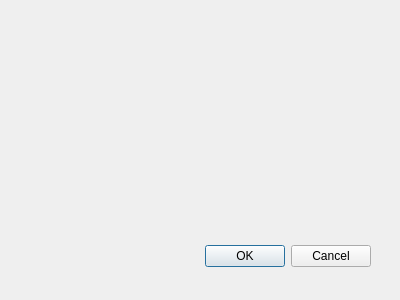
Old version of the form whoqoldialog.ui in the repository johanneslochmann/datacollector.
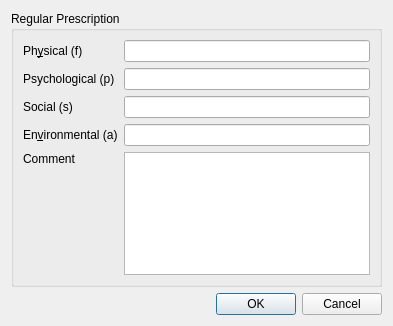
New version of the form.

The edit to the form file:
```diff
--- a/whoqoldialog.ui
+++ b/whoqoldialog.ui
@@ -8,29 +8,113 @@
    <rect>
     <x>0</x>
     <y>0</y>
-    <width>400</width>
-    <height>300</height>
+    <width>393</width>
+    <height>326</height>
    </rect>
   </property>
   <property name="windowTitle">
    <string>Dialog</string>
   </property>
-  <widget name="buttonBox" class="QDialogButtonBox">
-   <property name="geometry">
-    <rect>
-     <x>30</x>
-     <y>240</y>
-     <width>341</width>
-     <height>32</height>
-    </rect>
-   </property>
-   <property name="orientation">
-    <enum>Qt::Horizontal</enum>
-   </property>
-   <property name="standardButtons">
-    <set>QDialogButtonBox::Cancel|QDialogButtonBox::Ok</set>
-   </property>
-  </widget>
+  <layout class="QVBoxLayout" name="verticalLayout">
+   <item>
+    <widget class="QGroupBox" name="groupBox">
+     <property name="title">
+      <string>Regular Prescription</string>
+     </property>
+     <layout class="QGridLayout" name="gridLayout">
+      <item row="0" column="0">
+       <widget class="QLabel" name="label">
+        <property name="text">
+         <string>Ph&amp;ysical (f)</string>
+        </property>
+        <property name="buddy">
+         <cstring>physical</cstring>
+        </property>
+       </widget>
+      </item>
+      <item row="0" column="1">
+       <widget class="QLineEdit" name="physical"/>
+      </item>
+      <item row="1" column="0">
+       <widget class="QLabel" name="label_2">
+        <property name="text">
+         <string>Psychological (p)</string>
+        </property>
+        <property name="buddy">
+         <cstring>physical</cstring>
+        </property>
+       </widget>
+      </item>
+      <item row="1" column="1">
+       <widget class="QLineEdit" name="psychological"/>
+      </item>
+      <item row="2" column="0">
+       <widget class="QLabel" name="label_3">
+        <property name="text">
+         <string>Social (s)</string>
+        </property>
+        <property name="buddy">
+         <cstring>physical</cstring>
+        </property>
+       </widget>
+      </item>
+      <item row="2" column="1">
+       <widget class="QLineEdit" name="social"/>
+      </item>
+      <item row="3" column="0">
+       <widget class="QLabel" name="label_4">
+        <property name="text">
+         <string>En&amp;vironmental (a)</string>
+        </property>
+        <property name="buddy">
+         <cstring>physical</cstring>
+        </property>
+       </widget>
+      </item>
+      <item row="3" column="1">
+       <widget class="QLineEdit" name="environmental"/>
+      </item>
+      <item row="4" column="0">
+       <layout class="QVBoxLayout" name="verticalLayout_2">
+        <item>
+         <widget class="QLabel" name="label_5">
+          <property name="text">
+           <string>Comment</string>
+          </property>
+         </widget>
+        </item>
+        <item>
+         <spacer name="verticalSpacer">
+          <property name="orientation">
+           <enum>Qt::Vertical</enum>
+          </property>
+          <property name="sizeHint" stdset="0">
+           <size>
+            <width>20</width>
+            <height>40</height>
+           </size>
+          </property>
+         </spacer>
+        </item>
+       </layout>
+      </item>
+      <item row="4" column="1">
+       <widget class="QTextEdit" name="comment"/>
+      </item>
+     </layout>
+    </widget>
+   </item>
+   <item>
+    <widget class="QDialogButtonBox" name="buttonBox">
+     <property name="orientation">
+      <enum>Qt::Horizontal</enum>
+     </property>
+     <property name="standardButtons">
+      <set>QDialogButtonBox::Cancel|QDialogButtonBox::Ok</set>
+     </property>
+    </widget>
+   </item>
+  </layout>
  </widget>
  <pixmapfunction/>
  <resources/>
```
Left out of the diff: 7 changed lines with no effect on the pictures.
